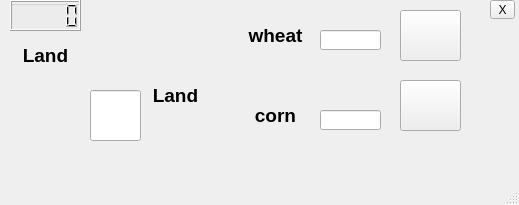
This is mland.ui in SjdHbz/bullshit as Qt 5 draws it before an edit. The edited form follows.
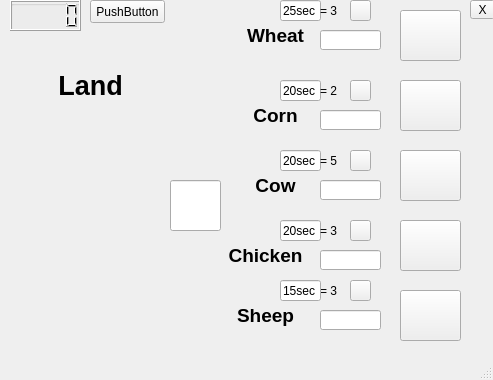
This is the edited form. Icons and pictures are not drawn.

```diff
--- a/mland.ui
+++ b/mland.ui
@@ -6,8 +6,8 @@
    <rect>
     <x>0</x>
     <y>0</y>
-    <width>519</width>
-    <height>205</height>
+    <width>493</width>
+    <height>380</height>
    </rect>
   </property>
   <property name="windowTitle">
@@ -59,7 +59,7 @@
      </rect>
     </property>
     <property name="text">
-     <string>&lt;html&gt;&lt;head/&gt;&lt;body&gt;&lt;p align=&quot;center&quot;&gt;&lt;span style=&quot; font-size:14pt; font-weight:600;&quot;&gt;corn&lt;/span&gt;&lt;/p&gt;&lt;/body&gt;&lt;/html&gt;</string>
+     <string>&lt;html&gt;&lt;head/&gt;&lt;body&gt;&lt;p align=&quot;center&quot;&gt;&lt;span style=&quot; font-size:14pt; font-weight:600;&quot;&gt;Corn&lt;/span&gt;&lt;/p&gt;&lt;/body&gt;&lt;/html&gt;</string>
     </property>
    </widget>
    <widget class="QLabel" name="label_68">
@@ -72,7 +72,7 @@
      </rect>
     </property>
     <property name="text">
-     <string>&lt;html&gt;&lt;head/&gt;&lt;body&gt;&lt;p align=&quot;center&quot;&gt;&lt;span style=&quot; font-size:14pt; font-weight:600;&quot;&gt;wheat&lt;/span&gt;&lt;/p&gt;&lt;/body&gt;&lt;/html&gt;</string>
+     <string>&lt;html&gt;&lt;head/&gt;&lt;body&gt;&lt;p align=&quot;center&quot;&gt;&lt;span style=&quot; font-size:14pt; font-weight:600;&quot;&gt;Wheat&lt;/span&gt;&lt;/p&gt;&lt;/body&gt;&lt;/html&gt;</string>
     </property>
    </widget>
    <widget class="QGroupBox" name="groupBox_2">
@@ -107,8 +107,8 @@
    <widget class="QLineEdit" name="lineEdit_land">
     <property name="geometry">
      <rect>
-      <x>90</x>
-      <y>90</y>
+      <x>170</x>
+      <y>180</y>
       <width>51</width>
       <height>51</height>
      </rect>
@@ -124,9 +124,9 @@
     <property name="geometry">
      <rect>
       <x>0</x>
-      <y>80</y>
-      <width>91</width>
-      <height>71</height>
+      <y>130</y>
+      <width>161</width>
+      <height>151</height>
      </rect>
     </property>
     <property name="styleSheet">
@@ -141,25 +141,12 @@
      <rect>
       <x>10</x>
       <y>40</y>
-      <width>71</width>
-      <height>31</height>
+      <width>161</width>
+      <height>91</height>
      </rect>
     </property>
     <property name="text">
-     <string>&lt;html&gt;&lt;head/&gt;&lt;body&gt;&lt;p align=&quot;center&quot;&gt;&lt;span style=&quot; font-size:14pt; font-weight:600;&quot;&gt;Land&lt;/span&gt;&lt;/p&gt;&lt;/body&gt;&lt;/html&gt;</string>
-    </property>
-   </widget>
-   <widget class="QLabel" name="label_3">
-    <property name="geometry">
-     <rect>
-      <x>140</x>
-      <y>80</y>
-      <width>71</width>
-      <height>31</height>
-     </rect>
-    </property>
-    <property name="text">
-     <string>&lt;html&gt;&lt;head/&gt;&lt;body&gt;&lt;p align=&quot;center&quot;&gt;&lt;span style=&quot; font-size:14pt; font-weight:600;&quot;&gt;Land&lt;/span&gt;&lt;/p&gt;&lt;/body&gt;&lt;/html&gt;</string>
+     <string>&lt;html&gt;&lt;head/&gt;&lt;body&gt;&lt;p align=&quot;center&quot;&gt;&lt;span style=&quot; font-size:20pt; font-weight:600;&quot;&gt;Land&lt;/span&gt;&lt;/p&gt;&lt;/body&gt;&lt;/html&gt;</string>
     </property>
    </widget>
    <widget class="QLineEdit" name="lineEdit_cron">
@@ -191,7 +178,7 @@
    <widget class="QToolButton" name="toolButton">
     <property name="geometry">
      <rect>
-      <x>490</x>
+      <x>470</x>
       <y>0</y>
       <width>25</width>
       <height>19</height>
@@ -201,6 +188,370 @@
      <string>X</string>
     </property>
    </widget>
+   <widget class="QLineEdit" name="lineEdit_6">
+    <property name="geometry">
+     <rect>
+      <x>280</x>
+      <y>80</y>
+      <width>41</width>
+      <height>21</height>
+     </rect>
+    </property>
+    <property name="text">
+     <string>20sec</string>
+    </property>
+   </widget>
+   <widget class="QLineEdit" name="lineEdit_7">
+    <property name="geometry">
+     <rect>
+      <x>280</x>
+      <y>0</y>
+      <width>41</width>
+      <height>21</height>
+     </rect>
+    </property>
+    <property name="text">
+     <string>25sec</string>
+    </property>
+   </widget>
+   <widget class="QLabel" name="label_4">
+    <property name="geometry">
+     <rect>
+      <x>320</x>
+      <y>0</y>
+      <width>31</width>
+      <height>21</height>
+     </rect>
+    </property>
+    <property name="styleSheet">
+     <string notr="true">font: 75 12pt &quot;MS Shell Dlg 2&quot;;</string>
+    </property>
+    <property name="text">
+     <string>= 3</string>
+    </property>
+   </widget>
+   <widget class="QPushButton" name="pushButton_3">
+    <property name="geometry">
+     <rect>
+      <x>350</x>
+      <y>0</y>
+      <width>21</width>
+      <height>21</height>
+     </rect>
+    </property>
+    <property name="styleSheet">
+     <string notr="true">border-image: url(:/new/prefix1/coinicon.png);</string>
+    </property>
+    <property name="text">
+     <string/>
+    </property>
+   </widget>
+   <widget class="QPushButton" name="pushButton_4">
+    <property name="geometry">
+     <rect>
+      <x>350</x>
+      <y>80</y>
+      <width>21</width>
+      <height>21</height>
+     </rect>
+    </property>
+    <property name="styleSheet">
+     <string notr="true">border-image: url(:/new/prefix1/coinicon.png);</string>
+    </property>
+    <property name="text">
+     <string/>
+    </property>
+   </widget>
+   <widget class="QLabel" name="label_5">
+    <property name="geometry">
+     <rect>
+      <x>320</x>
+      <y>80</y>
+      <width>31</width>
+      <height>21</height>
+     </rect>
+    </property>
+    <property name="styleSheet">
+     <string notr="true">font: 75 12pt &quot;MS Shell Dlg 2&quot;;</string>
+    </property>
+    <property name="text">
+     <string>= 2</string>
+    </property>
+   </widget>
+   <widget class="QPushButton" name="pushButton_5">
+    <property name="geometry">
+     <rect>
+      <x>90</x>
+      <y>0</y>
+      <width>75</width>
+      <height>23</height>
+     </rect>
+    </property>
+    <property name="text">
+     <string>PushButton</string>
+    </property>
+   </widget>
+   <widget class="QPushButton" name="pushButton_6">
+    <property name="geometry">
+     <rect>
+      <x>400</x>
+      <y>150</y>
+      <width>61</width>
+      <height>51</height>
+     </rect>
+    </property>
+    <property name="styleSheet">
+     <string notr="true">border-image: url(:/new/prefix1/cow.png);</string>
+    </property>
+    <property name="text">
+     <string/>
+    </property>
+   </widget>
+   <widget class="QPushButton" name="pushButton_7">
+    <property name="geometry">
+     <rect>
+      <x>400</x>
+      <y>220</y>
+      <width>61</width>
+      <height>51</height>
+     </rect>
+    </property>
+    <property name="styleSheet">
+     <string notr="true">border-image: url(:/new/prefix1/morg.png);</string>
+    </property>
+    <property name="text">
+     <string/>
+    </property>
+   </widget>
+   <widget class="QLineEdit" name="lineEdit_cow">
+    <property name="geometry">
+     <rect>
+      <x>320</x>
+      <y>180</y>
+      <width>61</width>
+      <height>20</height>
+     </rect>
+    </property>
+    <property name="styleSheet">
+     <string notr="true">font: 75 10pt &quot;MS Shell Dlg 2&quot;;</string>
+    </property>
+   </widget>
+   <widget class="QLineEdit" name="lineEdit_chicken">
+    <property name="geometry">
+     <rect>
+      <x>320</x>
+      <y>250</y>
+      <width>61</width>
+      <height>20</height>
+     </rect>
+    </property>
+    <property name="styleSheet">
+     <string notr="true">font: 75 10pt &quot;MS Shell Dlg 2&quot;;</string>
+    </property>
+   </widget>
+   <widget class="QPushButton" name="pushButton_8">
+    <property name="geometry">
+     <rect>
+      <x>350</x>
+      <y>150</y>
+      <width>21</width>
+      <height>21</height>
+     </rect>
+    </property>
+    <property name="styleSheet">
+     <string notr="true">border-image: url(:/new/prefix1/coinicon.png);</string>
+    </property>
+    <property name="text">
+     <string/>
+    </property>
+   </widget>
+   <widget class="QPushButton" name="pushButton_9">
+    <property name="geometry">
+     <rect>
+      <x>350</x>
+      <y>220</y>
+      <width>21</width>
+      <height>21</height>
+     </rect>
+    </property>
+    <property name="styleSheet">
+     <string notr="true">border-image: url(:/new/prefix1/coinicon.png);</string>
+    </property>
+    <property name="text">
+     <string/>
+    </property>
+   </widget>
+   <widget class="QLineEdit" name="lineEdit_8">
+    <property name="geometry">
+     <rect>
+      <x>280</x>
+      <y>150</y>
+      <width>41</width>
+      <height>21</height>
+     </rect>
+    </property>
+    <property name="text">
+     <string>20sec</string>
+    </property>
+   </widget>
+   <widget class="QLineEdit" name="lineEdit_9">
+    <property name="geometry">
+     <rect>
+      <x>280</x>
+      <y>220</y>
+      <width>41</width>
+      <height>21</height>
+     </rect>
+    </property>
+    <property name="text">
+     <string>20sec</string>
+    </property>
+   </widget>
+   <widget class="QLabel" name="label_6">
+    <property name="geometry">
+     <rect>
+      <x>320</x>
+      <y>150</y>
+      <width>31</width>
+      <height>21</height>
+     </rect>
+    </property>
+    <property name="styleSheet">
+     <string notr="true">font: 75 12pt &quot;MS Shell Dlg 2&quot;;</string>
+    </property>
+    <property name="text">
+     <string>= 5</string>
+    </property>
+   </widget>
+   <widget class="QLabel" name="label_7">
+    <property name="geometry">
+     <rect>
+      <x>320</x>
+      <y>220</y>
+      <width>31</width>
+      <height>21</height>
+     </rect>
+    </property>
+    <property name="styleSheet">
+     <string notr="true">font: 75 12pt &quot;MS Shell Dlg 2&quot;;</string>
+    </property>
+    <property name="text">
+     <string>= 3</string>
+    </property>
+   </widget>
+   <widget class="QPushButton" name="pushButton_10">
+    <property name="geometry">
+     <rect>
+      <x>400</x>
+      <y>290</y>
+      <width>61</width>
+      <height>51</height>
+     </rect>
+    </property>
+    <property name="styleSheet">
+     <string notr="true">border-image: url(:/new/prefix1/sheep.png);</string>
+    </property>
+    <property name="text">
+     <string/>
+    </property>
+   </widget>
+   <widget class="QLineEdit" name="lineEdit_sheep">
+    <property name="geometry">
+     <rect>
+      <x>320</x>
+      <y>310</y>
+      <width>61</width>
+      <height>20</height>
+     </rect>
+    </property>
+    <property name="styleSheet">
+     <string notr="true">font: 75 10pt &quot;MS Shell Dlg 2&quot;;</string>
+    </property>
+   </widget>
+   <widget class="QLabel" name="label_8">
+    <property name="geometry">
+     <rect>
+      <x>320</x>
+      <y>280</y>
+      <width>31</width>
+      <height>21</height>
+     </rect>
+    </property>
+    <property name="styleSheet">
+     <string notr="true">font: 75 12pt &quot;MS Shell Dlg 2&quot;;</string>
+    </property>
+    <property name="text">
+     <string>= 3</string>
+    </property>
+   </widget>
+   <widget class="QPushButton" name="pushButton_11">
+    <property name="geometry">
+     <rect>
+      <x>350</x>
+      <y>280</y>
+      <width>21</width>
+      <height>21</height>
+     </rect>
+    </property>
+    <property name="styleSheet">
+     <string notr="true">border-image: url(:/new/prefix1/coinicon.png);</string>
+    </property>
+    <property name="text">
+     <string/>
+    </property>
+   </widget>
+   <widget class="QLineEdit" name="lineEdit_10">
+    <property name="geometry">
+     <rect>
+      <x>280</x>
+      <y>280</y>
+      <width>41</width>
+      <height>21</height>
+     </rect>
+    </property>
+    <property name="text">
+     <string>15sec</string>
+    </property>
+   </widget>
+   <widget class="QLabel" name="label_69">
+    <property name="geometry">
+     <rect>
+      <x>230</x>
+      <y>170</y>
+      <width>91</width>
+      <height>31</height>
+     </rect>
+    </property>
+    <property name="text">
+     <string>&lt;html&gt;&lt;head/&gt;&lt;body&gt;&lt;p align=&quot;center&quot;&gt;&lt;span style=&quot; font-size:14pt; font-weight:600;&quot;&gt;Cow&lt;/span&gt;&lt;/p&gt;&lt;/body&gt;&lt;/html&gt;</string>
+    </property>
+   </widget>
+   <widget class="QLabel" name="label_70">
+    <property name="geometry">
+     <rect>
+      <x>220</x>
+      <y>240</y>
+      <width>91</width>
+      <height>31</height>
+     </rect>
+    </property>
+    <property name="text">
+     <string>&lt;html&gt;&lt;head/&gt;&lt;body&gt;&lt;p align=&quot;center&quot;&gt;&lt;span style=&quot; font-size:14pt; font-weight:600;&quot;&gt;Chicken&lt;/span&gt;&lt;/p&gt;&lt;/body&gt;&lt;/html&gt;</string>
+    </property>
+   </widget>
+   <widget class="QLabel" name="label_71">
+    <property name="geometry">
+     <rect>
+      <x>220</x>
+      <y>300</y>
+      <width>91</width>
+      <height>31</height>
+     </rect>
+    </property>
+    <property name="text">
+     <string>&lt;html&gt;&lt;head/&gt;&lt;body&gt;&lt;p align=&quot;center&quot;&gt;&lt;span style=&quot; font-size:14pt; font-weight:600;&quot;&gt;Sheep&lt;/span&gt;&lt;/p&gt;&lt;/body&gt;&lt;/html&gt;</string>
+    </property>
+   </widget>
   </widget>
   <widget class="QMenuBar" name="menubar">
    <property name="geometry">
```
Left out of the diff: 90 changed lines with no effect on the pictures.
